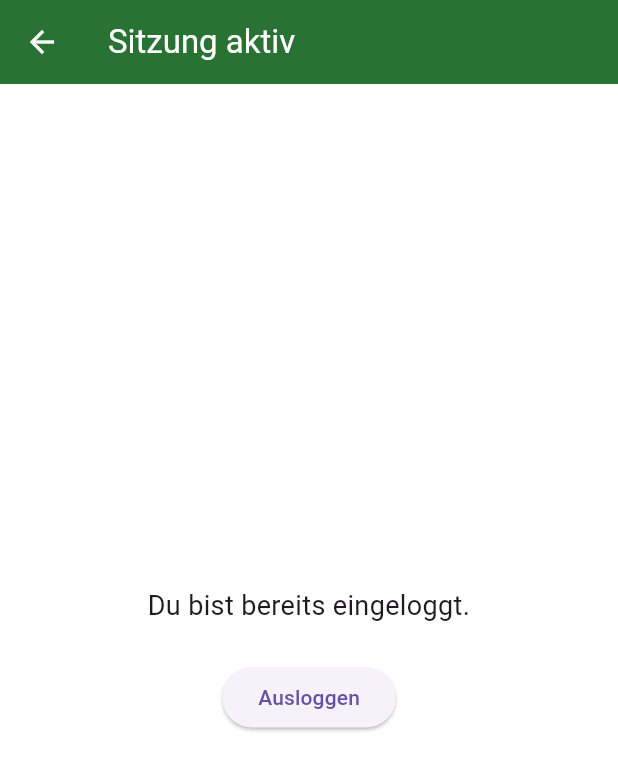
After one commit to iftaMobile/id_search, a Flutter app: the LogoutPage screen opened directly, on a phone screen of 412 x 824 dp. The commit adds this screen. Shown: the top 770 px of the screen. Run offline on Flutter 3.47's test engine with Material 3 defaults, Android fonts, the phone set to English and light mode, and no system bars; our stand-ins replace device_info_plus, shared_preferences, webview_flutter; missing offline and left inert: webview_flutter_android; accounts and stored records are empty; Roboto replaces fonts that are missing (VarelaRound).

```diff
--- a/lib/main.dart
+++ b/lib/main.dart
@@ -56,7 +56,7 @@ class MyApp extends StatelessWidget {
             '/ueber':    (_) => const UeberPage(),
             '/first': (_) => const FirstPage(),
             '/login':   (_) => const LoginPage(),
-            '/profile': (_) =>  ProfilePage(),
+
 
 
           },
--- /dev/null
+++ b/lib/pages/logout_page.dart
@@ -0,0 +1,38 @@
+// lib/pages/logout_page.dart
+
+import 'package:flutter/material.dart';
+import 'package:id_search/services/session_manager.dart';
+
+class LogoutPage extends StatelessWidget {
+  const LogoutPage({Key? key}) : super(key: key);
+
+  @override
+  Widget build(BuildContext context) {
+    return Scaffold(
+      appBar: AppBar(title: const Text('Sitzung aktiv')),
+      body: Center(
+        child: Padding(
+          padding: const EdgeInsets.all(24),
+          child: Column(
+            mainAxisSize: MainAxisSize.min,
+            children: [
+              const Text(
+                'Du bist bereits eingeloggt.',
+                style: TextStyle(fontSize: 18),
+                textAlign: TextAlign.center,
+              ),
+              const SizedBox(height: 24),
+              ElevatedButton(
+                onPressed: () async {
+                  await SessionManager.instance.clearSession();
+                  Navigator.pushReplacementNamed(context, '/login');
+                },
+                child: const Text('Ausloggen'),
+              ),
+            ],
+          ),
+        ),
+      ),
+    );
+  }
+}
```
Also changed, not shown: lib/models/animal.dart (deleted, +0 -13 lines), lib/pages/animal_selection_page.dart (+36 -36 lines), lib/pages/first_page.dart (+26 -5 lines), lib/pages/profile_page.dart (+32 -22 lines).
